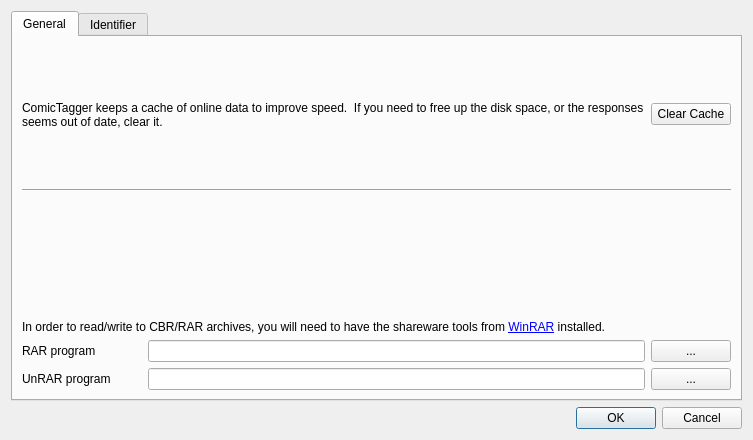
Above: settingswindow.ui from comictagger/comictagger before the change. Below: the same form after it.
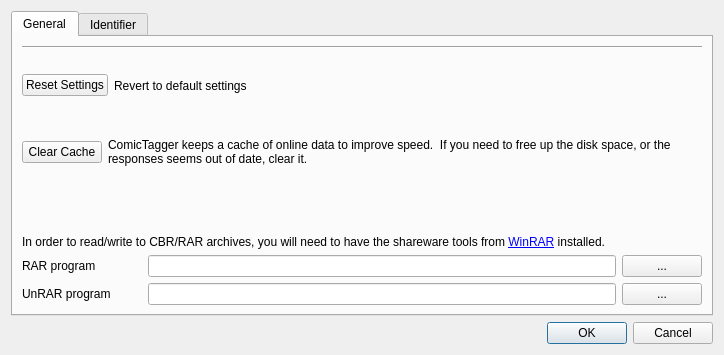
That is the form after the change.

Commit message: Added a settings reset function

```diff
--- a/settingswindow.ui
+++ b/settingswindow.ui
@@ -6,8 +6,8 @@
    <rect>
     <x>0</x>
     <y>0</y>
-    <width>753</width>
-    <height>440</height>
+    <width>724</width>
+    <height>355</height>
    </rect>
   </property>
   <property name="windowTitle">
@@ -38,39 +38,6 @@
          </item>
          <item row="0" column="0" rowspan="5" colspan="2">
           <layout class="QVBoxLayout" name="verticalLayout_2">
-           <item>
-            <layout class="QHBoxLayout" name="horizontalLayout_3">
-             <item>
-              <widget class="QLabel" name="label_2">
-               <property name="sizePolicy">
-                <sizepolicy hsizetype="Preferred" vsizetype="Expanding">
-                 <horstretch>0</horstretch>
-                 <verstretch>0</verstretch>
-                </sizepolicy>
-               </property>
-               <property name="text">
-                <string>ComicTagger keeps a cache of online data to improve speed.  If you need to free up the disk space, or the responses seems out of date, clear it.</string>
-               </property>
-               <property name="wordWrap">
-                <bool>true</bool>
-               </property>
-              </widget>
-             </item>
-             <item>
-              <widget class="QPushButton" name="btnClearCache">
-               <property name="sizePolicy">
-                <sizepolicy hsizetype="Maximum" vsizetype="Fixed">
-                 <horstretch>0</horstretch>
-                 <verstretch>0</verstretch>
-                </sizepolicy>
-               </property>
-               <property name="text">
-                <string>Clear Cache</string>
-               </property>
-              </widget>
-             </item>
-            </layout>
-           </item>
            <item>
             <widget class="Line" name="line">
              <property name="orientation">
@@ -78,6 +45,72 @@
              </property>
             </widget>
            </item>
+           <item>
+            <layout class="QHBoxLayout" name="horizontalLayout_4">
+             <item>
+              <widget class="QPushButton" name="btnResetSettings">
+               <property name="sizePolicy">
+                <sizepolicy hsizetype="Maximum" vsizetype="Fixed">
+                 <horstretch>0</horstretch>
+                 <verstretch>0</verstretch>
+                </sizepolicy>
+               </property>
+               <property name="text">
+                <string>Reset Settings</string>
+               </property>
+              </widget>
+             </item>
+             <item>
+              <widget class="QLabel" name="label_8">
+               <property name="sizePolicy">
+                <sizepolicy hsizetype="Preferred" vsizetype="Expanding">
+                 <horstretch>0</horstretch>
+                 <verstretch>0</verstretch>
+                </sizepolicy>
+               </property>
+               <property name="text">
+                <string>Revert to default settings</string>
+               </property>
+               <property name="wordWrap">
+                <bool>true</bool>
+               </property>
+              </widget>
+             </item>
+            </layout>
+           </item>
+           <item>
+            <layout class="QHBoxLayout" name="horizontalLayout_3">
+             <item>
+              <widget class="QPushButton" name="btnClearCache">
+               <property name="sizePolicy">
+                <sizepolicy hsizetype="Maximum" vsizetype="Fixed">
+                 <horstretch>0</horstretch>
+                 <verstretch>0</verstretch>
+                </sizepolicy>
+               </property>
+               <property name="text">
+                <string>Clear Cache</string>
+               </property>
+              </widget>
+             </item>
+             <item>
+              <widget class="QLabel" name="label_2">
+               <property name="sizePolicy">
+                <sizepolicy hsizetype="Preferred" vsizetype="Expanding">
+                 <horstretch>0</horstretch>
+                 <verstretch>0</verstretch>
+                </sizepolicy>
+               </property>
+               <property name="text">
+                <string>ComicTagger keeps a cache of online data to improve speed.  If you need to free up the disk space, or the responses seems out of date, clear it.</string>
+               </property>
+               <property name="wordWrap">
+                <bool>true</bool>
+               </property>
+              </widget>
+             </item>
+            </layout>
+           </item>
            <item>
             <widget class="QLabel" name="lblRarHelp">
              <property name="sizePolicy">
```
The commit also changes 2 other files.
